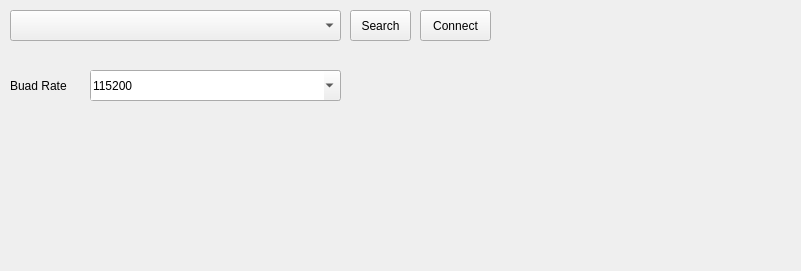
The window that GroundControl/Src/port_tab.ui (thecasterian/STM32-FC) describes before a commit, drawn with Qt 5.
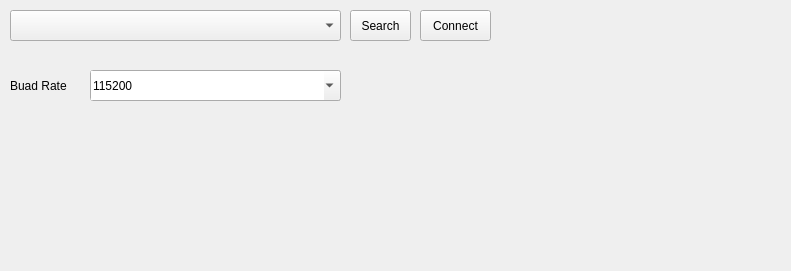
The same window after the commit.

Patch:
```diff
--- a/GroundControl/Src/port_tab.ui
+++ b/GroundControl/Src/port_tab.ui
@@ -6,7 +6,7 @@
    <rect>
     <x>0</x>
     <y>0</y>
-    <width>801</width>
+    <width>791</width>
     <height>271</height>
    </rect>
   </property>
```
